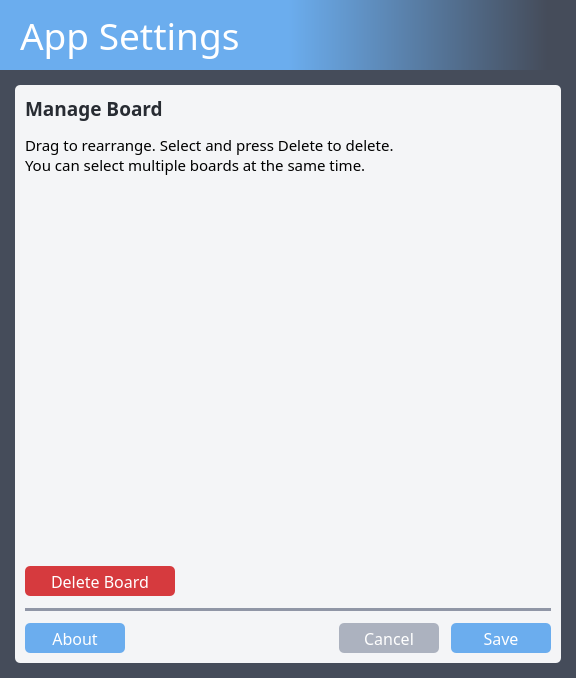
clockworksspheres/eisenban, file src/eisenban/ui/app_settings.ui: the form before one commit.
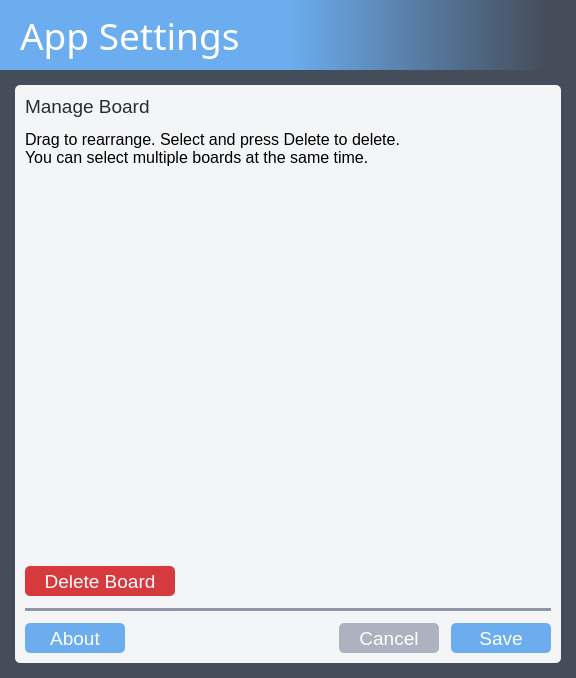
The form after the commit. Icons and pictures are not drawn.

What changed in the file:
```diff
--- a/src/eisenban/ui/app_settings.ui
+++ b/src/eisenban/ui/app_settings.ui
@@ -124,9 +124,9 @@
                <widget class="QLabel" name="label_manage_board">
                 <property name="font">
                  <font>
-                  <family>Torus Pro</family>
+                  <family>Arimo</family>
                   <pointsize>14</pointsize>
-                  <bold>true</bold>
+                  <bold>false</bold>
                  </font>
                 </property>
                 <property name="styleSheet">
@@ -144,8 +144,8 @@
                <widget class="QLabel" name="label_manage_board_desc">
                 <property name="font">
                  <font>
-                  <family>Torus Pro</family>
-                  <pointsize>11</pointsize>
+                  <family>Arimo</family>
+                  <pointsize>12</pointsize>
                  </font>
                 </property>
                 <property name="text">
@@ -312,8 +312,8 @@
                   </property>
                   <property name="font">
                    <font>
-                    <family>Torus Pro</family>
-                    <pointsize>12</pointsize>
+                    <family>Arimo</family>
+                    <pointsize>14</pointsize>
                    </font>
                   </property>
                   <property name="cursor">
@@ -404,8 +404,8 @@
               </property>
               <property name="font">
                <font>
-                <family>Torus Pro</family>
-                <pointsize>12</pointsize>
+                <family>Arimo</family>
+                <pointsize>14</pointsize>
                </font>
               </property>
               <property name="cursor">
@@ -466,8 +466,8 @@
               </property>
               <property name="font">
                <font>
-                <family>Torus Pro</family>
-                <pointsize>12</pointsize>
+                <family>Arimo</family>
+                <pointsize>14</pointsize>
                </font>
               </property>
               <property name="cursor">
@@ -515,8 +515,8 @@
               </property>
               <property name="font">
                <font>
-                <family>Torus Pro</family>
-                <pointsize>12</pointsize>
+                <family>Arimo</family>
+                <pointsize>14</pointsize>
                </font>
               </property>
               <property name="cursor">
```
Left out of the diff: 6 changed lines with no effect on the pictures.
